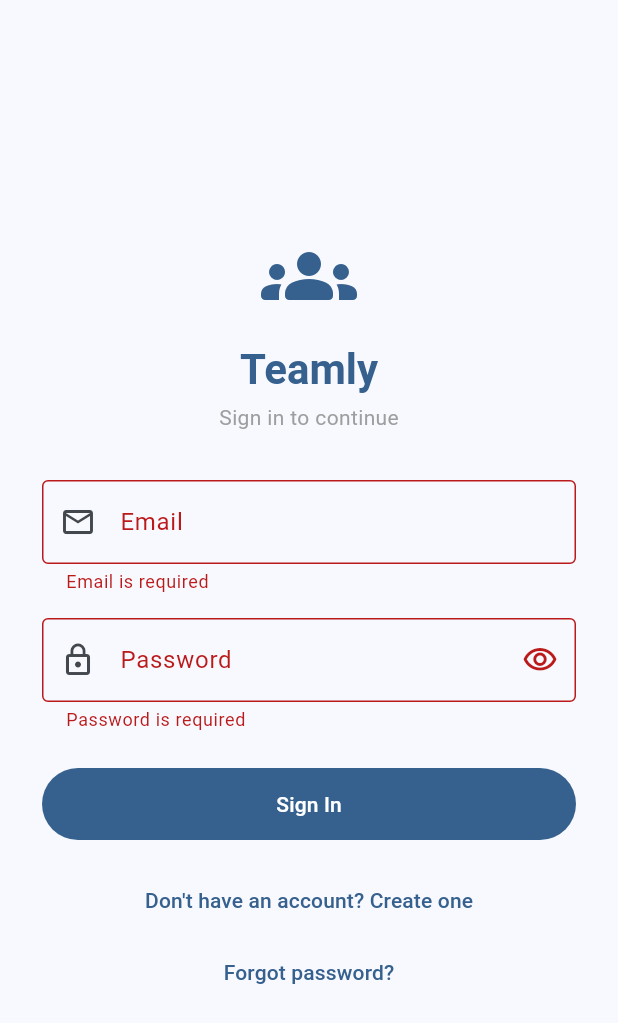
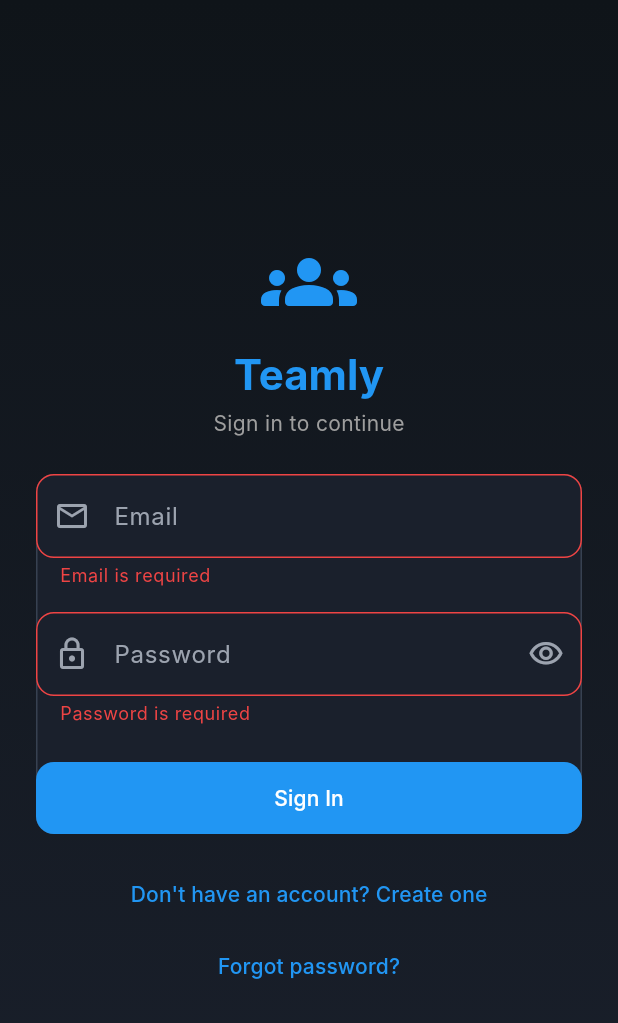
Before and after one commit to zipthezap/Teamly, a Flutter app: the screen it shows after launch, after a tap on "Sign In", on a phone screen of 412 x 824 dp. Shown: the top 1023 px of the screen. Run offline on Flutter 3.47's test engine with Material 3 defaults, Android fonts, the phone set to English and light mode, and no system bars; our stand-ins replace dio, equatable, firebase_core, firebase_messaging, flutter_riverpod, flutter_secure_storage and 3 more; missing offline and left inert: flutter_app_badger; accounts and stored records are empty; network calls fail; Roboto replaces fonts that are missing (Inter); statements that could not run were skipped.

Commit message:
feat: add tailwind-style mobile design tokens and ui parity updates
Agent-Logs-Url: https://github.com/zipthezap/Teamly/sessions/a215067e-12df-472c-ad3f-419dd6832ae6

Co-authored-by: zipthezap <51761473+zipthezap@users.noreply.github.com>

```diff
--- a/src/mobile/lib/app/app.dart
+++ b/src/mobile/lib/app/app.dart
@@ -1,6 +1,7 @@
 import 'package:flutter/material.dart';
 import 'package:flutter_riverpod/flutter_riverpod.dart';
 
+import '../core/theme/app_theme.dart';
 import '../features/push_notifications/state/push_notifications_controller.dart';
 import 'router.dart';
 
@@ -13,10 +14,7 @@ class TeamlyApp extends ConsumerWidget {
     final router = buildRouter(ref);
     return MaterialApp.router(
       title: 'Teamly Mobile',
-      theme: ThemeData(
-        colorScheme: ColorScheme.fromSeed(seedColor: Colors.blue),
-        useMaterial3: true,
-      ),
+      theme: buildAppTheme(),
       routerConfig: router,
     );
   }
--- /dev/null
+++ b/src/mobile/lib/core/theme/app_theme.dart
@@ -0,0 +1,120 @@
+import 'package:flutter/material.dart';
+
+class AppThemeTokens {
+  static const Color darkBg = Color(0xFF0F1419);
+  static const Color darkCard = Color(0xFF1A202C);
+  static const Color darkCardHover = Color(0xFF2D3748);
+  static const Color darkBorder = Color(0xFF374151);
+  static const Color darkText = Color(0xFFE5E7EB);
+  static const Color darkTextSecondary = Color(0xFF9CA3AF);
+
+  static const Color primary500 = Color(0xFF2196F3);
+  static const Color primary700 = Color(0xFF1976D2);
+
+  static const double radiusSm = 8;
+  static const double radiusMd = 12;
+  static const double radiusLg = 16;
+}
+
+ThemeData buildAppTheme() {
+  const colorScheme = ColorScheme.dark(
+    primary: AppThemeTokens.primary500,
+    onPrimary: Colors.white,
+    secondary: Color(0xFFF50057),
+    onSecondary: Colors.white,
+    surface: AppThemeTokens.darkCard,
+    onSurface: AppThemeTokens.darkText,
+    error: Color(0xFFEF4444),
+    onError: Colors.white,
+  );
+
+  final base = ThemeData(
+    useMaterial3: true,
+    brightness: Brightness.dark,
+    colorScheme: colorScheme,
+    scaffoldBackgroundColor: AppThemeTokens.darkBg,
+    fontFamily: 'Inter',
+  );
+
+  return base.copyWith(
+    textTheme: base.textTheme.apply(
+      bodyColor: AppThemeTokens.darkText,
+      displayColor: AppThemeTokens.darkText,
+    ).copyWith(
+      bodySmall: base.textTheme.bodySmall?.copyWith(color: AppThemeTokens.darkTextSecondary),
+      bodyMedium: base.textTheme.bodyMedium?.copyWith(color: AppThemeTokens.darkText),
+      titleMedium: base.textTheme.titleMedium?.copyWith(fontWeight: FontWeight.w600),
+      titleLarge: base.textTheme.titleLarge?.copyWith(fontWeight: FontWeight.w700),
+      headlineMedium: base.textTheme.headlineMedium?.copyWith(fontWeight: FontWeight.w700),
+    ),
+    appBarTheme: const AppBarTheme(
+      backgroundColor: AppThemeTokens.darkBg,
+      foregroundColor: AppThemeTokens.darkText,
+      elevation: 0,
+      centerTitle: false,
+      scrolledUnderElevation: 0,
+    ),
+    cardTheme: CardThemeData(
+      color: AppThemeTokens.darkCard,
+      surfaceTintColor: Colors.transparent,
+      shape: RoundedRectangleBorder(
+        borderRadius: BorderRadius.circular(AppThemeTokens.radiusMd),
+        side: const BorderSide(color: AppThemeTokens.darkBorder, width: 1),
+      ),
+      margin: EdgeInsets.zero,
+    ),
+    inputDecorationTheme: InputDecorationTheme(
+      filled: true,
+      fillColor: AppThemeTokens.darkCard,
+      labelStyle: const TextStyle(color: AppThemeTokens.darkTextSecondary),
+      prefixIconColor: AppThemeTokens.darkTextSecondary,
+      suffixIconColor: AppThemeTokens.darkTextSecondary,
+      border: OutlineInputBorder(
+        borderRadius: BorderRadius.circular(AppThemeTokens.radiusMd),
+        borderSide: const BorderSide(color: AppThemeTokens.darkBorder),
+      ),
+      enabledBorder: OutlineInputBorder(
+        borderRadius: BorderRadius.circular(AppThemeTokens.radiusMd),
+        borderSide: const BorderSide(color: AppThemeTokens.darkBorder),
+      ),
+      focusedBorder: OutlineInputBorder(
+        borderRadius: BorderRadius.circular(AppThemeTokens.radiusMd),
+        borderSide: const BorderSide(color: AppThemeTokens.primary500, width: 1.5),
+      ),
+      errorBorder: OutlineInputBorder(
+        borderRadius: BorderRadius.circular(AppThemeTokens.radiusMd),
+        borderSide: const BorderSide(color: Color(0xFFEF4444)),
+      ),
+      focusedErrorBorder: OutlineInputBorder(
+        borderRadius: BorderRadius.circular(AppThemeTokens.radiusMd),
+        borderSide: const BorderSide(color: Color(0xFFEF4444), width: 1.5),
+      ),
+    ),
+    navigationBarTheme: NavigationBarThemeData(
+      backgroundColor: AppThemeTokens.darkCard,
+      indicatorColor: AppThemeTokens.darkCardHover,
+      iconTheme: WidgetStateProperty.resolveWith((states) {
+        final selected = states.contains(WidgetState.selected);
+        return IconThemeData(
+          color: selected ? AppThemeTokens.primary500 : AppThemeTokens.darkTextSecondary,
+        );
+      }),
+      labelTextStyle: WidgetStateProperty.resolveWith((states) {
+        final selected = states.contains(WidgetState.selected);
+        return TextStyle(
+          color: selected ? AppThemeTokens.darkText : AppThemeTokens.darkTextSecondary,
+          fontWeight: selected ? FontWeight.w600 : FontWeight.w500,
+        );
+      }),
+    ),
+    chipTheme: base.chipTheme.copyWith(
+      backgroundColor: AppThemeTokens.darkCardHover,
+      side: const BorderSide(color: AppThemeTokens.darkBorder),
+      shape: RoundedRectangleBorder(
+        borderRadius: BorderRadius.circular(AppThemeTokens.radiusSm),
+      ),
+      labelStyle: const TextStyle(color: AppThemeTokens.darkText),
+    ),
+    dividerColor: AppThemeTokens.darkBorder,
+  );
+}
--- a/src/mobile/lib/features/auth/presentation/auth_page.dart
+++ b/src/mobile/lib/features/auth/presentation/auth_page.dart
@@ -1,9 +1,12 @@
 import 'package:flutter/material.dart';
 import 'package:flutter_riverpod/flutter_riverpod.dart';
 import 'package:go_router/go_router.dart';
+import 'package:styled_widget/styled_widget.dart';
 
 import '../../../core/error/app_exception.dart';
+import '../../../core/theme/app_theme.dart';
 import '../../../core/network/api_client.dart';
+import '../../../shared/widgets/ui_primitives.dart';
 import '../state/auth_notifier.dart';
 
 class AuthPage extends ConsumerStatefulWidget {
@@ -149,10 +152,19 @@ class _AuthPageState extends ConsumerState<AuthPage> {
 
     return Scaffold(
       body: SafeArea(
+        child: Container(
+          decoration: const BoxDecoration(
+            gradient: LinearGradient(
+              begin: Alignment.topCenter,
+              end: Alignment.bottomCenter,
+              colors: [AppThemeTokens.darkBg, AppThemeTokens.darkCard],
+            ),
+          ),
           child: Center(
             child: SingleChildScrollView(
-            padding: const EdgeInsets.symmetric(horizontal: 28, vertical: 24),
+              padding: const EdgeInsets.symmetric(horizontal: 24, vertical: 24),
             child: Column(
+              mainAxisSize: MainAxisSize.min,
               children: [
                 // Logo / Title
                 Icon(Icons.groups_rounded, size: 64, color: theme.colorScheme.primary),
@@ -169,10 +181,11 @@ class _AuthPageState extends ConsumerState<AuthPage> {
                   _isRegister ? 'Create your account' : 'Sign in to continue',
                   style: theme.textTheme.bodyMedium?.copyWith(color: Colors.grey),
                 ),
-                const SizedBox(height: 32),
+                const SizedBox(height: 24),
 
                 // Form
-                Form(
+                UiCard(
+                  child: Form(
                     key: _formKey,
                     child: Column(
                       children: [
@@ -182,7 +195,6 @@ class _AuthPageState extends ConsumerState<AuthPage> {
                             decoration: const InputDecoration(
                               labelText: 'Full name',
                               prefixIcon: Icon(Icons.person_outline),
-                            border: OutlineInputBorder(),
                             ),
                             textCapitalization: TextCapitalization.words,
                             validator: (v) {
@@ -198,7 +210,6 @@ class _AuthPageState extends ConsumerState<AuthPage> {
                           decoration: const InputDecoration(
                             labelText: 'Email',
                             prefixIcon: Icon(Icons.email_outlined),
-                          border: OutlineInputBorder(),
                           ),
                           keyboardType: TextInputType.emailAddress,
                           autocorrect: false,
@@ -215,7 +226,6 @@ class _AuthPageState extends ConsumerState<AuthPage> {
                           decoration: InputDecoration(
                             labelText: 'Password',
                             prefixIcon: const Icon(Icons.lock_outline),
-                          border: const OutlineInputBorder(),
                             suffixIcon: IconButton(
                               icon: Icon(
                                 _obscurePassword ? Icons.visibility_outlined : Icons.visibility_off_outlined,
@@ -230,25 +240,14 @@ class _AuthPageState extends ConsumerState<AuthPage> {
                             return null;
                           },
                         ),
+                        const SizedBox(height: 24),
+                        UiPrimaryButton(
+                          text: _isRegister ? 'Create Account' : 'Sign In',
+                          loading: authState.isLoading,
+                          onPressed: authState.isLoading ? null : _submit,
+                        ),
                       ],
                     ),
-                ),
-
-                const SizedBox(height: 24),
-
-                // Submit button
-                SizedBox(
-                  width: double.infinity,
-                  height: 48,
-                  child: FilledButton(
-                    onPressed: authState.isLoading ? null : _submit,
-                    child: authState.isLoading
-                        ? const SizedBox(
-                            width: 20,
-                            height: 20,
-                            child: CircularProgressIndicator(strokeWidth: 2, color: Colors.white),
-                          )
-                        : Text(_isRegister ? 'Create Account' : 'Sign In'),
                   ),
                 ),
 
--- a/src/mobile/lib/features/dashboard/presentation/dashboard_page.dart
+++ b/src/mobile/lib/features/dashboard/presentation/dashboard_page.dart
@@ -2,12 +2,15 @@ import 'package:flutter/material.dart';
 import 'package:flutter_riverpod/flutter_riverpod.dart';
 import 'package:go_router/go_router.dart';
 import 'package:intl/intl.dart';
+import 'package:styled_widget/styled_widget.dart';
 
 import '../../../features/auth/state/auth_notifier.dart';
 import '../../../features/events/state/events_notifier.dart';
 import '../../../features/groups/state/groups_notifier.dart';
+import '../../../core/theme/app_theme.dart';
 import '../../../shared/widgets/error_display.dart';
 import '../../../shared/widgets/mobile_shell.dart';
+import '../../../shared/widgets/ui_primitives.dart';
 import '../../../shared/widgets/user_avatar.dart';
 
 class DashboardPage extends ConsumerWidget {
@@ -44,6 +47,7 @@ class DashboardPage extends ConsumerWidget {
             // Welcome card
             if (user != null)
               Card(
+                margin: EdgeInsets.zero,
                 child: Padding(
                   padding: const EdgeInsets.all(16),
                   child: Row(
@@ -60,7 +64,7 @@ class DashboardPage extends ConsumerWidget {
                           children: [
                             Text(
                               'Welcome back,',
-                              style: theme.textTheme.bodySmall?.copyWith(color: Colors.grey),
+                              style: theme.textTheme.bodySmall?.copyWith(color: AppThemeTokens.darkTextSecondary),
                             ),
                             Text(
                               user.name,
@@ -71,7 +75,7 @@ class DashboardPage extends ConsumerWidget {
                             if (user.city != null)
                               Text(
                                 user.city!,
-                                style: theme.textTheme.bodySmall?.copyWith(color: Colors.grey),
+                                style: theme.textTheme.bodySmall?.copyWith(color: AppThemeTokens.darkTextSecondary),
                               ),
                           ],
                         ),
@@ -115,7 +119,7 @@ class DashboardPage extends ConsumerWidget {
             const SizedBox(height: 20),
 
             // Upcoming events
-            Text('Upcoming Events', style: theme.textTheme.titleMedium),
+            const UiSectionTitle('Upcoming Events'),
             const SizedBox(height: 8),
 
             eventsAsync.when(
@@ -135,7 +139,7 @@ class DashboardPage extends ConsumerWidget {
                     padding: EdgeInsets.symmetric(vertical: 16),
                     child: Text(
                       'No upcoming events.',
-                      style: TextStyle(color: Colors.grey),
+                      style: TextStyle(color: AppThemeTokens.darkTextSecondary),
                     ),
                   );
                 }
@@ -170,7 +174,7 @@ class DashboardPage extends ConsumerWidget {
                             trailing: const Icon(Icons.chevron_right),
                             onTap: () => context.push('/events/${event.id}'),
                           ),
-                        ),
+                        ).clipRRect(all: AppThemeTokens.radiusMd),
                       )
                       .toList(),
                 );
@@ -202,6 +206,7 @@ class _StatCard extends StatelessWidget {
     return GestureDetector(
       onTap: onTap,
       child: Card(
+        margin: EdgeInsets.zero,
         child: Padding(
           padding: const EdgeInsets.all(16),
           child: Column(
@@ -212,7 +217,7 @@ class _StatCard extends StatelessWidget {
                 value,
                 style: theme.textTheme.headlineMedium?.copyWith(fontWeight: FontWeight.bold),
               ),
-              Text(label, style: theme.textTheme.bodySmall?.copyWith(color: Colors.grey)),
+              Text(label, style: theme.textTheme.bodySmall?.copyWith(color: AppThemeTokens.darkTextSecondary)),
             ],
           ),
         ),
--- a/src/mobile/lib/shared/widgets/mobile_shell.dart
+++ b/src/mobile/lib/shared/widgets/mobile_shell.dart
@@ -1,7 +1,9 @@
 import 'package:flutter/material.dart';
 import 'package:flutter_riverpod/flutter_riverpod.dart';
 import 'package:go_router/go_router.dart';
+import 'package:styled_widget/styled_widget.dart';
 
+import '../../core/theme/app_theme.dart';
 import '../../features/notifications/state/notifications_notifier.dart';
 
 class MobileShell extends ConsumerWidget {
@@ -46,7 +48,10 @@ class MobileShell extends ConsumerWidget {
     final unreadCount = unreadAsync.maybeWhen(data: (c) => c, orElse: () => 0);
 
     return Scaffold(
-      appBar: AppBar(title: Text(title), actions: actions),
+      appBar: AppBar(
+        title: Text(title),
+        actions: actions,
+      ),
       body: child,
       bottomNavigationBar: NavigationBar(
             selectedIndex: currentIndex,
@@ -86,7 +91,12 @@ class MobileShell extends ConsumerWidget {
                 label: 'Notifications',
               ),
             ],
-      ),
+          )
+          .decorated(
+            color: AppThemeTokens.darkCard,
+            border: const Border(top: BorderSide(color: AppThemeTokens.darkBorder)),
+          )
+          .padding(bottom: 2),
     );
   }
 }
--- /dev/null
+++ b/src/mobile/lib/shared/widgets/ui_primitives.dart
@@ -0,0 +1,73 @@
+import 'package:flutter/material.dart';
+import 'package:styled_widget/styled_widget.dart';
+
+import '../../core/theme/app_theme.dart';
+
+class UiCard extends StatelessWidget {
+  const UiCard({super.key, required this.child, this.padding = const EdgeInsets.all(16)});
+  final Widget child;
+  final EdgeInsetsGeometry padding;
+
+  @override
+  Widget build(BuildContext context) {
+    return child
+        .padding(all: 0)
+        .decorated(
+          color: AppThemeTokens.darkCard,
+          borderRadius: BorderRadius.circular(AppThemeTokens.radiusMd),
+          border: Border.all(color: AppThemeTokens.darkBorder),
+        )
+        .padding(padding: padding);
+  }
+}
+
+class UiPrimaryButton extends StatelessWidget {
+  const UiPrimaryButton({
+    super.key,
+    required this.text,
+    required this.onPressed,
+    this.loading = false,
+    this.fullWidth = true,
+  });
+
+  final String text;
+  final VoidCallback? onPressed;
+  final bool loading;
+  final bool fullWidth;
+
+  @override
+  Widget build(BuildContext context) {
+    final button = FilledButton(
+      onPressed: loading ? null : onPressed,
+      style: FilledButton.styleFrom(
+        minimumSize: const Size(0, 48),
+        backgroundColor: AppThemeTokens.primary500,
+        disabledBackgroundColor: AppThemeTokens.primary700.withOpacity(0.5),
+        shape: RoundedRectangleBorder(
+          borderRadius: BorderRadius.circular(AppThemeTokens.radiusMd),
+        ),
+      ),
+      child: loading
+          ? const SizedBox(
+              width: 18,
+              height: 18,
+              child: CircularProgressIndicator(strokeWidth: 2, color: Colors.white),
+            )
+          : Text(text),
+    );
+    return fullWidth ? SizedBox(width: double.infinity, child: button) : button;
+  }
+}
+
+class UiSectionTitle extends StatelessWidget {
+  const UiSectionTitle(this.text, {super.key});
+  final String text;
+
+  @override
+  Widget build(BuildContext context) {
+    return Text(
+      text,
+      style: Theme.of(context).textTheme.titleMedium?.copyWith(fontWeight: FontWeight.w700),
+    );
+  }
+}
--- a/src/mobile/pubspec.yaml
+++ b/src/mobile/pubspec.yaml
@@ -20,6 +20,7 @@ dependencies:
   firebase_core: ^3.13.0
   firebase_messaging: ^15.2.5
   flutter_app_badger: ^1.5.0
+  styled_widget: ^0.4.1
 
 dev_dependencies:
   flutter_test:
```
Also changed, not shown: 3 other files. Lines whose indentation alone changed are shown as unchanged.
